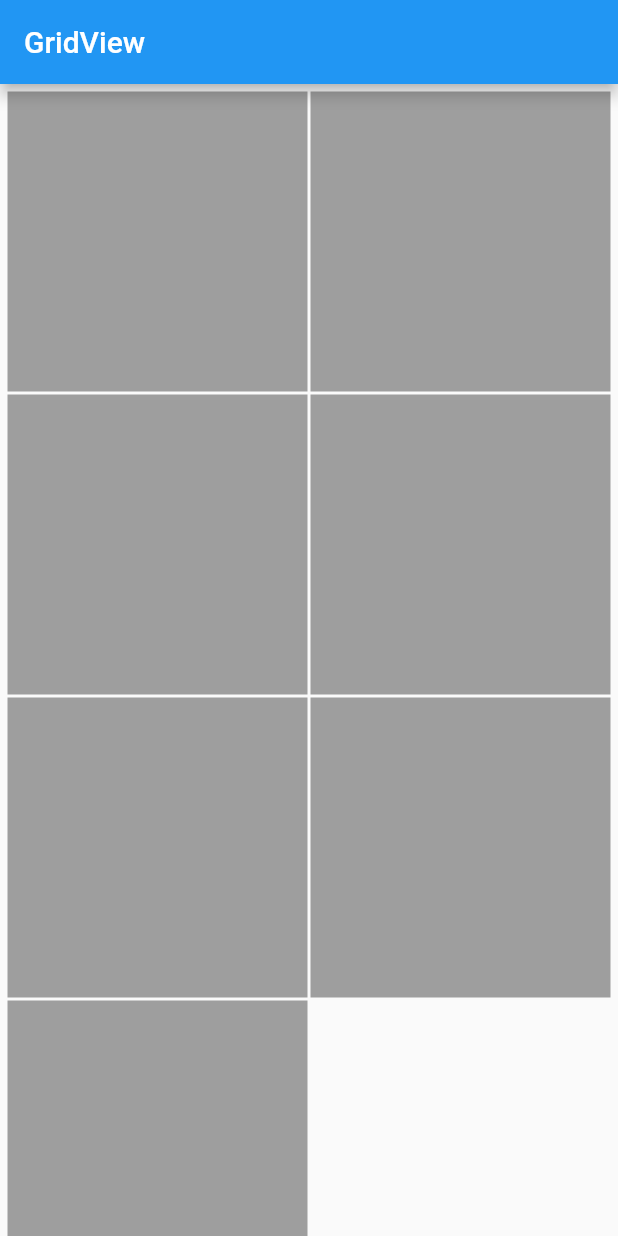
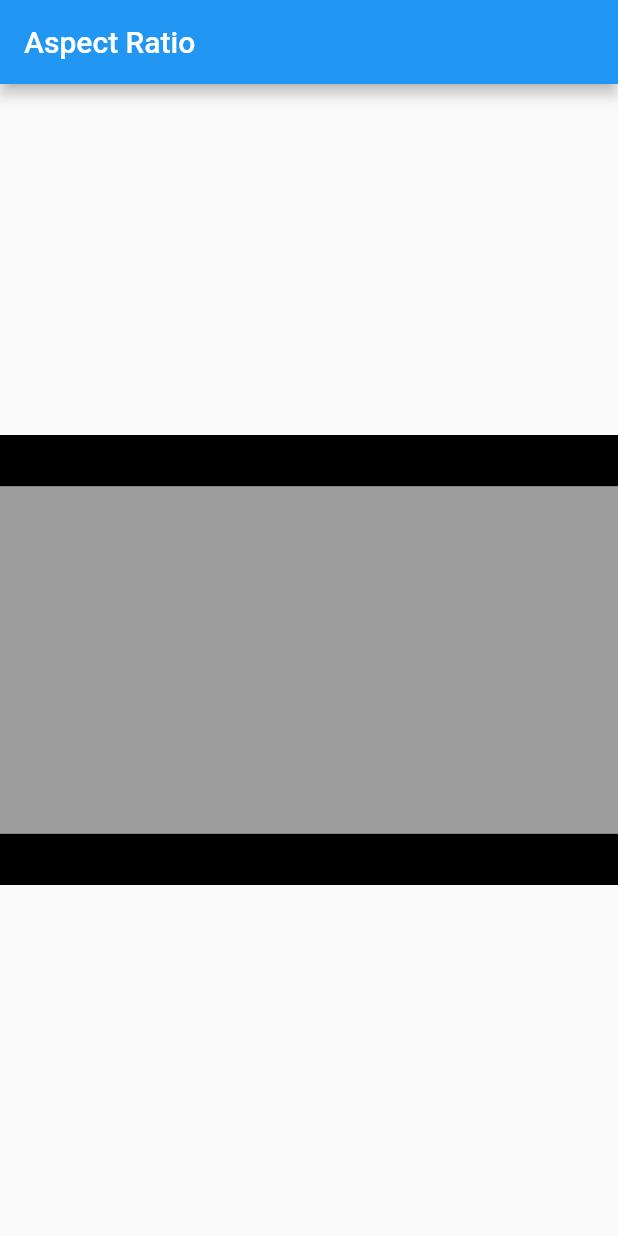
Before and after one commit to MrSohan10/Flutter-Office, a Flutter app: the screen it shows after launch, on a phone screen of 412 x 824 dp. Run offline on Flutter 3.47's test engine with Material 2 defaults, Android fonts, the phone set to English and light mode, and no system bars.

Commit message:
practice Aspect Ratio

```diff
--- a/lib/main.dart
+++ b/lib/main.dart
@@ -1,4 +1,3 @@
-import 'package:flutter/cupertino.dart';
 import 'package:flutter/material.dart';
 
 void main() {
@@ -10,49 +9,21 @@ class MyApp extends StatelessWidget {
     return MaterialApp(
       home: Scaffold(
         appBar: AppBar(
-              title: Text('GridView'),
+          title: Text('Aspect Ratio'),
         ),
-            body: GridView(
-              padding: EdgeInsets.all(5),
-              gridDelegate: SliverGridDelegateWithFixedCrossAxisCount(
-                  crossAxisCount: 2, crossAxisSpacing: 2, mainAxisSpacing: 2),
-              children: [
-                Container(
-                  height: 200,
-                  width: 200,
-                  color: Colors.grey,
+        body: Center(
+          child: Container(
+            alignment: Alignment.center,
+            height: 300,
+            width: double.infinity,
+            color: Colors.black,
+            child: AspectRatio(
+              aspectRatio: 16 / 9,
+              child: Container(color: Colors.grey),
             ),
-                Container(
-                  height: 200,
-                  width: 200,
-                  color: Colors.grey,
           ),
-                Container(
-                  height: 200,
-                  width: 200,
-                  color: Colors.grey,
         ),
-                Container(
-                  height: 200,
-                  width: 200,
-                  color: Colors.grey,
       ),
-                Container(
-                  height: 200,
-                  width: 200,
-                  color: Colors.grey,
-                ),
-                Container(
-                  height: 200,
-                  width: 200,
-                  color: Colors.grey,
-                ),
-                Container(
-                  height: 200,
-                  width: 200,
-                  color: Colors.grey,
-                ),
-              ],
-            )));
+    );
   }
 }
```
Lines whose indentation alone changed are shown as unchanged.
